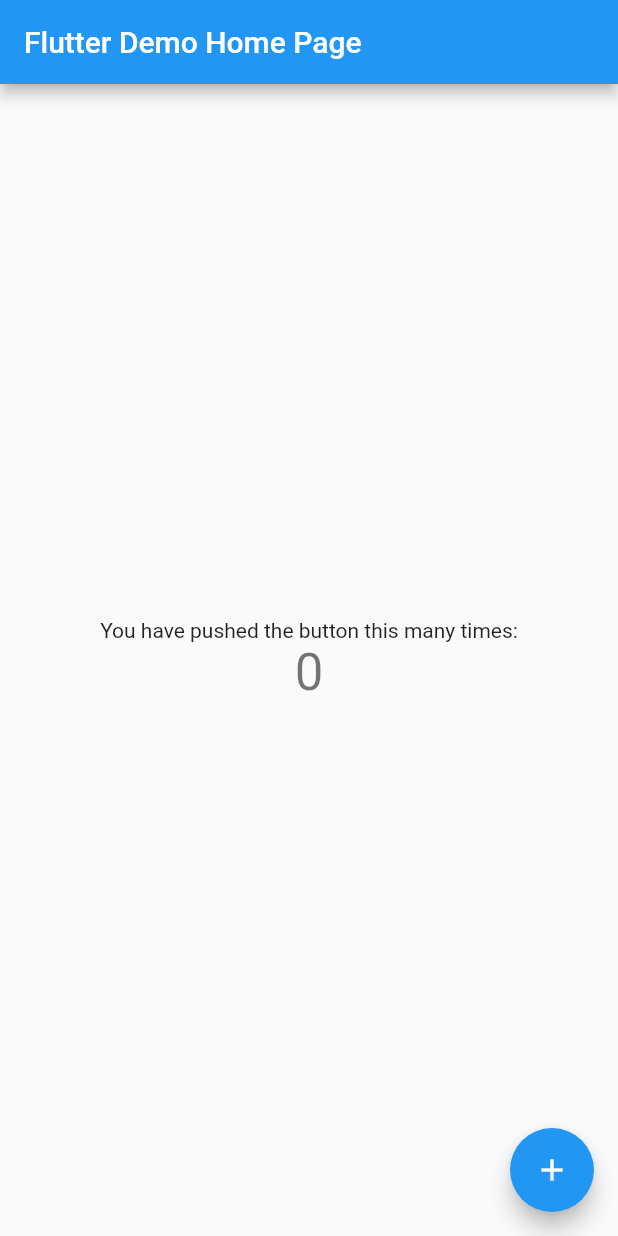
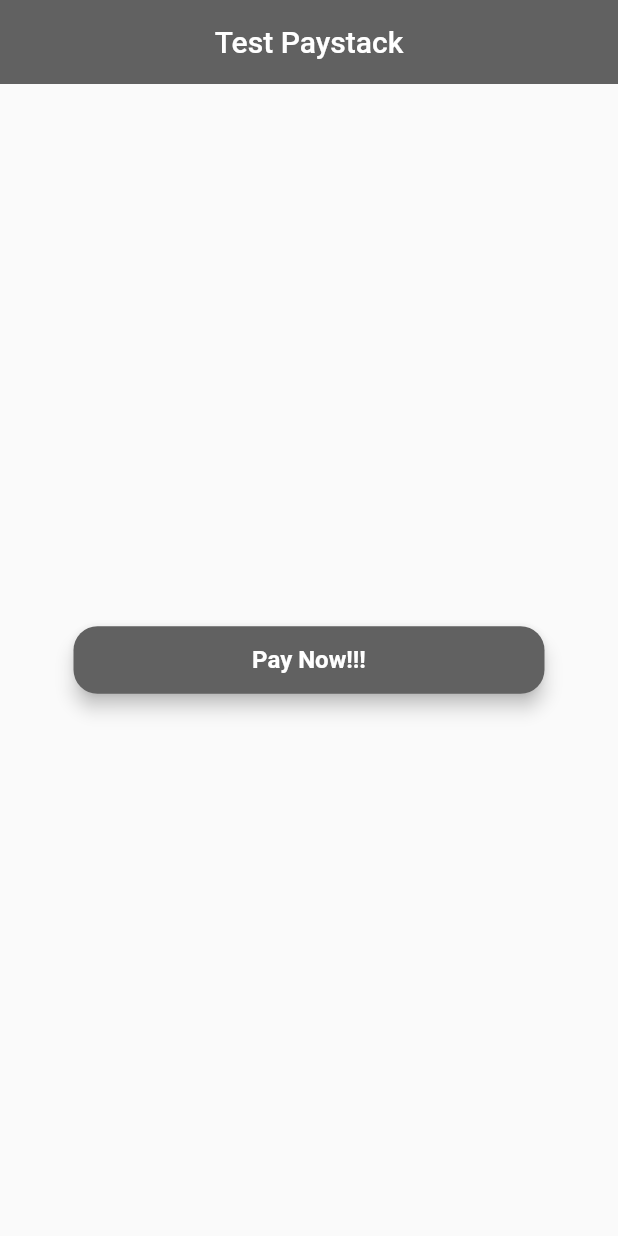
Before and after one commit to sonofnos/test_paystack, a Flutter app: the screen it shows after launch, on a phone screen of 412 x 824 dp. Run offline on Flutter 3.47's test engine with Material 2 defaults, Android fonts, the phone set to English and light mode, and no system bars; missing offline and left inert: flutter_paystack.

Commit message:
test_successful

```diff
--- a/lib/main.dart
+++ b/lib/main.dart
@@ -1,115 +1,103 @@
+import 'dart:io';
+
 import 'package:flutter/material.dart';
+import 'package:flutter_paystack/flutter_paystack.dart';
+//PayButton widget import below
+// import 'package:flutter_paystack_integration/widgets/button.dart';
+import 'package:test_paystack/pay_button.dart';
 
-void main() {
-  runApp(const MyApp());
-}
+void main() => runApp(MyApp());
 
 class MyApp extends StatelessWidget {
-  const MyApp({Key? key}) : super(key: key);
-
-  // This widget is the root of your application.
   @override
   Widget build(BuildContext context) {
     return MaterialApp(
-      title: 'Flutter PayStack Demo',
-      theme: ThemeData(
-        // This is the theme of your application.
-        //
-        // Try running your application with "flutter run". You'll see the
-        // application has a blue toolbar. Then, without quitting the app, try
-        // changing the primarySwatch below to Colors.green and then invoke
-        // "hot reload" (press "r" in the console where you ran "flutter run",
-        // or simply save your changes to "hot reload" in a Flutter IDE).
-        // Notice that the counter didn't reset back to zero; the application
-        // is not restarted.
-        primarySwatch: Colors.blue,
-      ),
-      home: const MyHomePage(title: 'Flutter Demo Home Page'),
-    );
+        debugShowCheckedModeBanner: false,
+        home: PaystackCardMethod());
   }
 }
 
-class MyHomePage extends StatefulWidget {
-  const MyHomePage({Key? key, required this.title}) : super(key: key);
+class PaystackCardMethod extends StatefulWidget {
+  @override
+  _PaystackCardMethodState createState() => _PaystackCardMethodState();
+}
 
-  // This widget is the home page of your application. It is stateful, meaning
-  // that it has a State object (defined below) that contains fields that affect
-  // how it looks.
+class _PaystackCardMethodState extends State<PaystackCardMethod> {
+  String publicKeyTest = 'pk_test_2b62c6f283c80a8e900daf09dc7903726b04befd';
+      // 'pk_test_ieu49ej839u984urenewuwe06eishra'; //pass in the public test key obtained from paystack dashboard here
 
-  // This class is the configuration for the state. It holds the values (in this
-  // case the title) provided by the parent (in this case the App widget) and
-  // used by the build method of the State. Fields in a Widget subclass are
-  // always marked "final".
-
-  final String title;
+  final plugin = PaystackPlugin();
 
   @override
-  State<MyHomePage> createState() => _MyHomePageState();
-}
+  void initState() {
+    //initialize the publicKey
+    plugin.initialize(publicKey: publicKeyTest);
+    super.initState();
+  }
 
-class _MyHomePageState extends State<MyHomePage> {
-  int _counter = 0;
+  //a method to show the message
+  void _showMessage(String message) {
+    final snackBar = SnackBar(content: Text(message));
+    ScaffoldMessenger.of(context).showSnackBar(snackBar);
+  }
 
-  void _incrementCounter() {
-    setState(() {
-      // This call to setState tells the Flutter framework that something has
-      // changed in this State, which causes it to rerun the build method below
-      // so that the display can reflect the updated values. If we changed
-      // _counter without calling setState(), then the build method would not be
-      // called again, and so nothing would appear to happen.
-      _counter++;
-    });
+  //used to generate a unique reference for payment
+  String _getReference() {
+    var platform = (Platform.isIOS) ? 'iOS' : 'Android';
+    final thisDate = DateTime.now().millisecondsSinceEpoch;
+    return 'ChargedFrom${platform}_$thisDate';
+  }
+
+  //async method to charge users card and return a response
+  chargeCard() async {
+    var charge = Charge()
+      ..amount = 2743034 *
+          100 //the money should be in kobo hence the need to multiply the value by 100
+      ..reference = _getReference()
+      ..putCustomField('custom_id',
+          '846gey6w') //to pass extra parameters to be retrieved on the response from Paystack
+      ..email = 'tutorial@email.com';
+
+    CheckoutResponse response = await plugin.checkout(
+      context,
+      method: CheckoutMethod.card,
+      charge: charge,
+    );
+
+    //check if the response is true or not
+    if (response.status == true) {
+      //you can send some data from the response to an API or use webhook to record the payment on a database
+      _showMessage('Payment was successful!!!');
+    } else {
+      //the payment wasn't successsful or the user cancelled the payment
+      _showMessage('Payment Failed!!!');
+    }
   }
 
   @override
   Widget build(BuildContext context) {
-    // This method is rerun every time setState is called, for instance as done
-    // by the _incrementCounter method above.
-    //
-    // The Flutter framework has been optimized to make rerunning build methods
-    // fast, so that you can just rebuild anything that needs updating rather
-    // than having to individually change instances of widgets.
     return Scaffold(
       appBar: AppBar(
-        // Here we take the value from the MyHomePage object that was created by
-        // the App.build method, and use it to set our appbar title.
-        title: Text(widget.title),
+        title: Text(
+          "Test Paystack",
+        ),
+        backgroundColor: Colors.grey[700],
+        centerTitle: true,
+        elevation: 0.0,
       ),
-      body: Center(
-        // Center is a layout widget. It takes a single child and positions it
-        // in the middle of the parent.
-        child: Column(
-          // Column is also a layout widget. It takes a list of children and
-          // arranges them vertically. By default, it sizes itself to fit its
-          // children horizontally, and tries to be as tall as its parent.
-          //
-          // Invoke "debug painting" (press "p" in the console, choose the
-          // "Toggle Debug Paint" action from the Flutter Inspector in Android
-          // Studio, or the "Toggle Debug Paint" command in Visual Studio Code)
-          // to see the wireframe for each widget.
-          //
-          // Column has various properties to control how it sizes itself and
-          // how it positions its children. Here we use mainAxisAlignment to
-          // center the children vertically; the main axis here is the vertical
-          // axis because Columns are vertical (the cross axis would be
-          // horizontal).
-          mainAxisAlignment: MainAxisAlignment.center,
-          children: <Widget>[
-            const Text(
-              'You have pushed the button this many times:',
+      body: Container(
+          padding: EdgeInsets.all(10),
+          child: Center(
+            child: Container(
+              margin: const EdgeInsets.symmetric(horizontal: 24, vertical: 12),
+              padding: const EdgeInsets.all(15),
+//PayButton widget is imported at the top of this file
+              child: PayButton(
+                //call the chargeCard method
+                callback: () => chargeCard(),
+              ),
             ),
-            Text(
-              '$_counter',
-              style: Theme.of(context).textTheme.headline4,
-            ),
-          ],
-        ),
-      ),
-      floatingActionButton: FloatingActionButton(
-        onPressed: _incrementCounter,
-        tooltip: 'Increment',
-        child: const Icon(Icons.add),
-      ), // This trailing comma makes auto-formatting nicer for build methods.
+          )),
     );
   }
 }
--- /dev/null
+++ b/lib/pay_button.dart
@@ -0,0 +1,45 @@
+import 'dart:ui';
+
+import 'package:flutter/cupertino.dart';
+import 'package:flutter/material.dart';
+
+class PayButton extends StatelessWidget {
+  const PayButton({required this.callback});
+
+  final VoidCallback callback;
+
+  @override
+  Widget build(BuildContext context) {
+    return GestureDetector(
+      child: Container(
+        width: MediaQuery.of(context).size.width,
+        height: 45,
+        child: ButtonTheme(
+          minWidth: MediaQuery.of(context).size.width,
+          child: ElevatedButton(
+            style: ElevatedButton.styleFrom(
+              padding: const EdgeInsets.all(10),
+              primary: Colors.grey[700],
+              elevation: 5,
+              shape: RoundedRectangleBorder(
+                  borderRadius: BorderRadius.circular(16.0)),
+            ),
+            onPressed: callback,
+            child: Row(
+              mainAxisAlignment: MainAxisAlignment.center,
+              children: <Widget>[
+                Text(
+                  'Pay Now!!!',
+                  style: TextStyle(
+                      fontSize: 16,
+                      fontWeight: FontWeight.bold,
+                      color: Colors.white),
+                ),
+              ],
+            ),
+          ),
+        ),
+      ),
+    );
+  }
+}
--- a/pubspec.yaml
+++ b/pubspec.yaml
@@ -40,7 +40,6 @@
 dev_dependencies:
   flutter_test:
     sdk: flutter
-
 
   # The "flutter_lints" package below contains a set of recommended lints to
   # encourage good coding practices. The lint set provided by the package is
```
Also changed, not shown: pubspec.lock.
